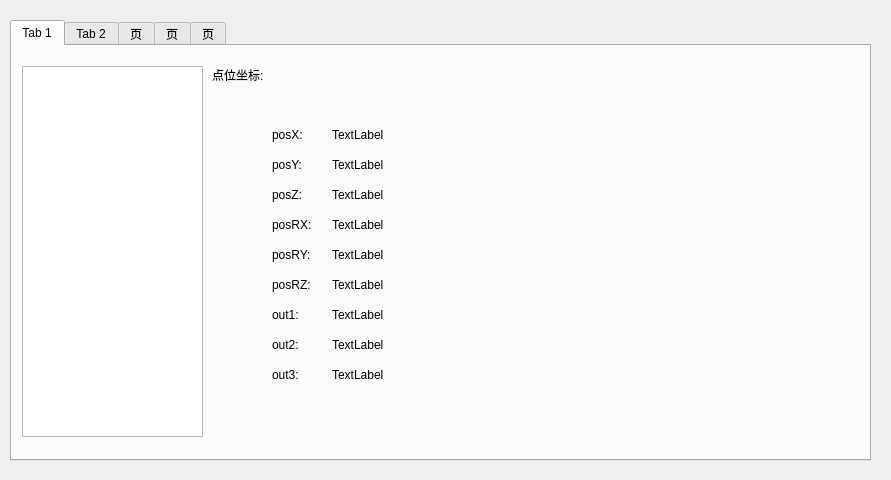
Old version of the form checkscandatadlg.ui in the repository qubo188612/qtwelding.
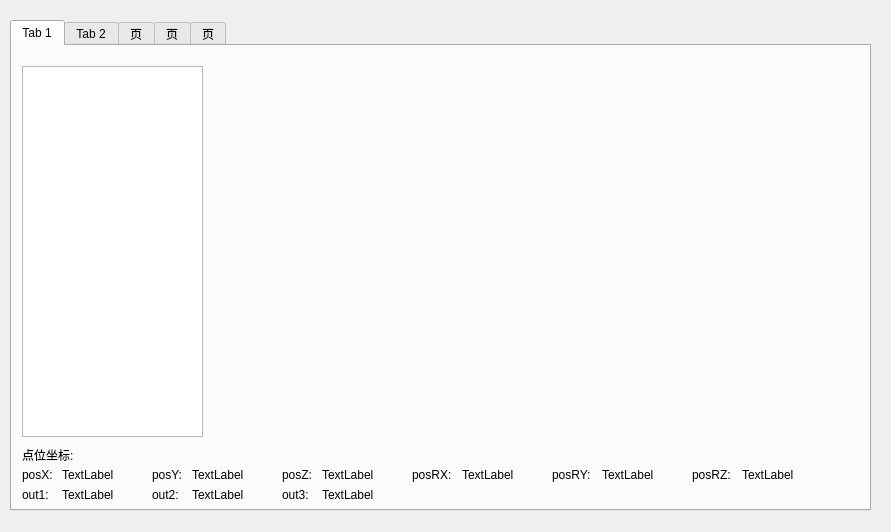
New version of the form. Custom widgets are drawn as their Qt base class.

The edit to the form file:
```diff
--- a/checkscandatadlg.ui
+++ b/checkscandatadlg.ui
@@ -7,7 +7,7 @@
     <x>0</x>
     <y>0</y>
     <width>891</width>
-    <height>480</height>
+    <height>532</height>
    </rect>
   </property>
   <property name="windowTitle">
@@ -19,7 +19,7 @@
      <x>10</x>
      <y>20</y>
      <width>861</width>
-     <height>441</height>
+     <height>491</height>
     </rect>
    </property>
    <property name="currentIndex">
@@ -32,8 +32,8 @@
     <widget class="QLabel" name="label_9">
      <property name="geometry">
       <rect>
-       <x>200</x>
-       <y>20</y>
+       <x>10</x>
+       <y>400</y>
        <width>81</width>
        <height>17</height>
       </rect>
@@ -45,8 +45,8 @@
     <widget class="QLabel" name="tab1pointstate">
      <property name="geometry">
       <rect>
-       <x>200</x>
-       <y>50</y>
+       <x>80</x>
+       <y>400</y>
        <width>261</width>
        <height>17</height>
       </rect>
@@ -68,9 +68,9 @@
     <widget class="QLabel" name="label_3">
      <property name="geometry">
       <rect>
-       <x>260</x>
-       <y>80</y>
-       <width>51</width>
+       <x>10</x>
+       <y>420</y>
+       <width>41</width>
        <height>17</height>
       </rect>
      </property>
@@ -81,8 +81,8 @@
     <widget class="QLabel" name="tab1realposRX">
      <property name="geometry">
       <rect>
-       <x>320</x>
-       <y>170</y>
+       <x>450</x>
+       <y>420</y>
        <width>91</width>
        <height>17</height>
       </rect>
@@ -94,8 +94,8 @@
     <widget class="QLabel" name="tab1realposZ">
      <property name="geometry">
       <rect>
-       <x>320</x>
-       <y>140</y>
+       <x>310</x>
+       <y>420</y>
        <width>91</width>
        <height>17</height>
       </rect>
@@ -107,8 +107,8 @@
     <widget class="QLabel" name="tab1realout2">
      <property name="geometry">
       <rect>
-       <x>320</x>
-       <y>290</y>
+       <x>180</x>
+       <y>440</y>
        <width>91</width>
        <height>17</height>
       </rect>
@@ -120,9 +120,9 @@
     <widget class="QLabel" name="label_4">
      <property name="geometry">
       <rect>
-       <x>260</x>
-       <y>110</y>
-       <width>51</width>
+       <x>140</x>
+       <y>420</y>
+       <width>41</width>
        <height>17</height>
       </rect>
      </property>
@@ -133,8 +133,8 @@
     <widget class="QLabel" name="label_5">
      <property name="geometry">
       <rect>
-       <x>260</x>
-       <y>200</y>
+       <x>540</x>
+       <y>420</y>
        <width>51</width>
        <height>17</height>
       </rect>
@@ -146,8 +146,8 @@
     <widget class="QLabel" name="tab1realout1">
      <property name="geometry">
       <rect>
-       <x>320</x>
-       <y>260</y>
+       <x>50</x>
+       <y>440</y>
        <width>91</width>
        <height>17</height>
       </rect>
@@ -159,8 +159,8 @@
     <widget class="QLabel" name="tab1realout3">
      <property name="geometry">
       <rect>
-       <x>320</x>
-       <y>320</y>
+       <x>310</x>
+       <y>440</y>
        <width>91</width>
        <height>17</height>
       </rect>
@@ -172,9 +172,9 @@
     <widget class="QLabel" name="label_11">
      <property name="geometry">
       <rect>
-       <x>260</x>
-       <y>290</y>
-       <width>51</width>
+       <x>140</x>
+       <y>440</y>
+       <width>41</width>
        <height>17</height>
       </rect>
      </property>
@@ -185,8 +185,8 @@
     <widget class="QLabel" name="tab1realposX">
      <property name="geometry">
       <rect>
-       <x>320</x>
-       <y>80</y>
+       <x>50</x>
+       <y>420</y>
        <width>91</width>
        <height>17</height>
       </rect>
@@ -198,8 +198,8 @@
     <widget class="QLabel" name="tab1realposRZ">
      <property name="geometry">
       <rect>
-       <x>320</x>
-       <y>230</y>
+       <x>730</x>
+       <y>420</y>
        <width>91</width>
        <height>17</height>
       </rect>
@@ -211,9 +211,9 @@
     <widget class="QLabel" name="label_6">
      <property name="geometry">
       <rect>
-       <x>260</x>
-       <y>140</y>
-       <width>51</width>
+       <x>270</x>
+       <y>420</y>
+       <width>41</width>
        <height>17</height>
       </rect>
      </property>
@@ -224,8 +224,8 @@
     <widget class="QLabel" name="tab1realposY">
      <property name="geometry">
       <rect>
-       <x>320</x>
-       <y>110</y>
+       <x>180</x>
+       <y>420</y>
        <width>91</width>
        <height>17</height>
       </rect>
@@ -237,8 +237,8 @@
     <widget class="QLabel" name="label_7">
      <property name="geometry">
       <rect>
-       <x>260</x>
-       <y>170</y>
+       <x>400</x>
+       <y>420</y>
        <width>51</width>
        <height>17</height>
       </rect>
@@ -250,9 +250,9 @@
     <widget class="QLabel" name="label_10">
      <property name="geometry">
       <rect>
-       <x>260</x>
-       <y>260</y>
-       <width>51</width>
+       <x>10</x>
+       <y>440</y>
+       <width>41</width>
        <height>17</height>
       </rect>
      </property>
@@ -263,8 +263,8 @@
     <widget class="QLabel" name="tab1realposRY">
      <property name="geometry">
       <rect>
-       <x>320</x>
-       <y>200</y>
+       <x>590</x>
+       <y>420</y>
        <width>91</width>
        <height>17</height>
       </rect>
@@ -276,9 +276,9 @@
     <widget class="QLabel" name="label_12">
      <property name="geometry">
       <rect>
-       <x>260</x>
-       <y>320</y>
-       <width>51</width>
+       <x>270</x>
+       <y>440</y>
+       <width>41</width>
        <height>17</height>
       </rect>
      </property>
@@ -289,8 +289,8 @@
     <widget class="QLabel" name="label_8">
      <property name="geometry">
       <rect>
-       <x>260</x>
-       <y>230</y>
+       <x>680</x>
+       <y>420</y>
        <width>51</width>
        <height>17</height>
       </rect>
@@ -299,6 +299,16 @@
       <string>posRZ:</string>
      </property>
     </widget>
+    <widget class="QVTKWidget" name="tab1widget" native="true">
+     <property name="geometry">
+      <rect>
+       <x>200</x>
+       <y>20</y>
+       <width>651</width>
+       <height>371</height>
+      </rect>
+     </property>
+    </widget>
    </widget>
    <widget class="QWidget" name="tab_2">
     <attribute name="title">
```
